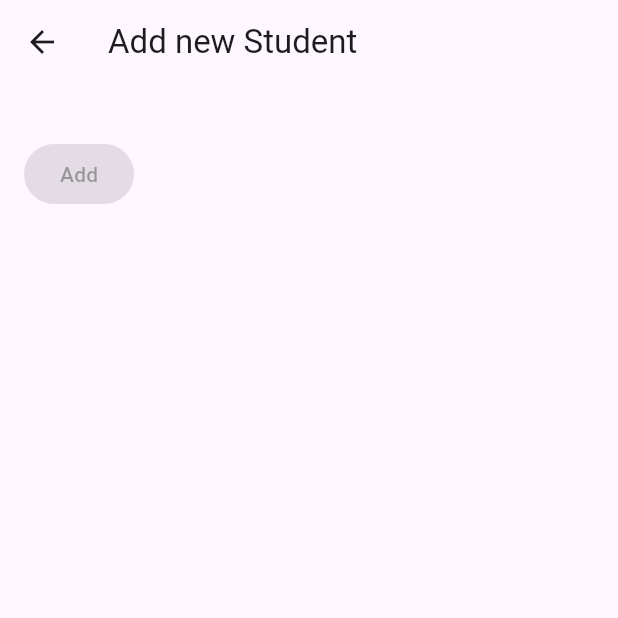
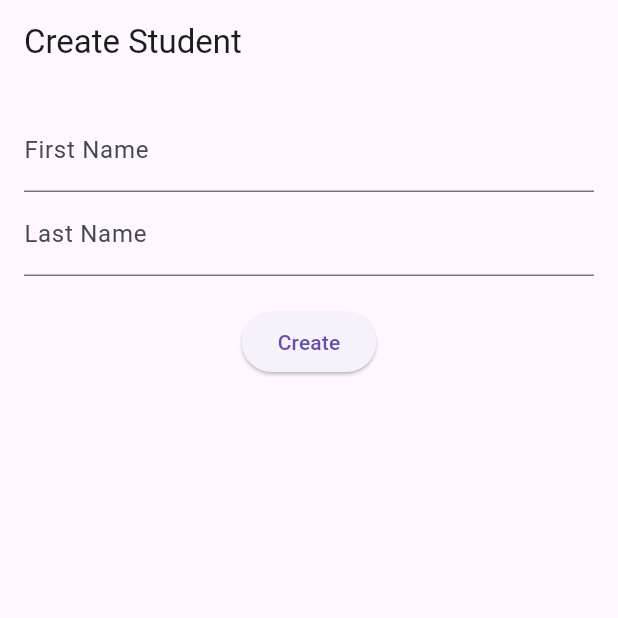
Before and after one commit to Maryiamreda/Demo, a Flutter app: the screen it shows after launch, after a tap on "+ Add New Student", on a phone screen of 412 x 824 dp, the top half of it. Run offline on Flutter 3.47's test engine with Material 3 defaults, Android fonts, the phone set to English and light mode, and no system bars; network calls fail.

Commit message:
add student screen

```diff
--- a/frontend/lib/add_student.dart
+++ b/frontend/lib/add_student.dart
@@ -1,40 +1,80 @@
+import 'dart:convert';
 import 'package:flutter/material.dart';
 import 'package:http/http.dart' as http;
-import 'dart:convert';
 
 class addStudent extends StatefulWidget {
-  const addStudent({super.key});
-
   @override
-  State<addStudent> createState() => _addStudentState();
+  _addStudentState createState() => _addStudentState();
 }
 
 class _addStudentState extends State<addStudent> {
+  final TextEditingController firstController = TextEditingController();
+  final TextEditingController lastController = TextEditingController();
+
+  String result = '';
+
+  Future<void> create() async {
+    try {
+      final response = await http.post(
+        Uri.parse('http://localhost:3000/students/Create'),
+        headers: <String, String>{
+          'Content-Type': 'application/json; charset=UTF-8',
+        },
+        body: jsonEncode(<String, dynamic>{
+          'FirstName': firstController.text,
+          'LastName': lastController.text,
+          // Add any other data you want to send in the body
+        }),
+      );
+
+      if (response.statusCode == 200) {
+        // Successful POST request, handle the response here
+        final responseData = jsonDecode(response.body);
+        setState(() {
+          result =
+              'ID: ${responseData['id']}\nFirstName: ${responseData['FirstName']}\nLastName: ${responseData['LastName']}';
+        });
+      } else {
+        // If the server returns an error response, throw an exception
+        throw Exception('Failed to post data');
+      }
+    } catch (e) {
+      setState(() {
+        result = 'Error: $e';
+      });
+    }
+  }
+
   @override
   Widget build(BuildContext context) {
-    return Scaffold(
+    return MaterialApp(
+      home: Scaffold(
         appBar: AppBar(
-          title: Text('Add new Student'),
+          title: Text('Create Student'),
         ),
-        body: const Padding(
-            padding: EdgeInsets.all(16),
-            child: Column(
-              children: [
-                Form(
-                    child: Column(
-                  crossAxisAlignment: CrossAxisAlignment.end,
-                  children: [
-                    const SizedBox(
-                      height: 20,
-                    ),
-                    FilledButton(
-                        onPressed: () {},
-                        style: FilledButton.styleFrom(
-                            backgroundColor: Colors.purple[200]),
-                        child: const Text('Add'))
-                  ],
-                ))
-              ],
-            )));
+        body: Padding(
+          padding: const EdgeInsets.all(16.0),
+          child: Column(
+            children: [
+              TextField(
+                controller: firstController,
+                decoration: InputDecoration(labelText: 'First Name'),
+              ),
+              TextField(
+                controller: lastController,
+                decoration: InputDecoration(labelText: 'Last Name'),
+              ),
+              SizedBox(height: 20),
+              ElevatedButton(
+                onPressed: create,
+                child: Text('Create'),
+              ),
+              SizedBox(height: 20),
+              Text(result),
+            ],
+          ),
+        ),
+      ),
+    );
   }
 }
```
